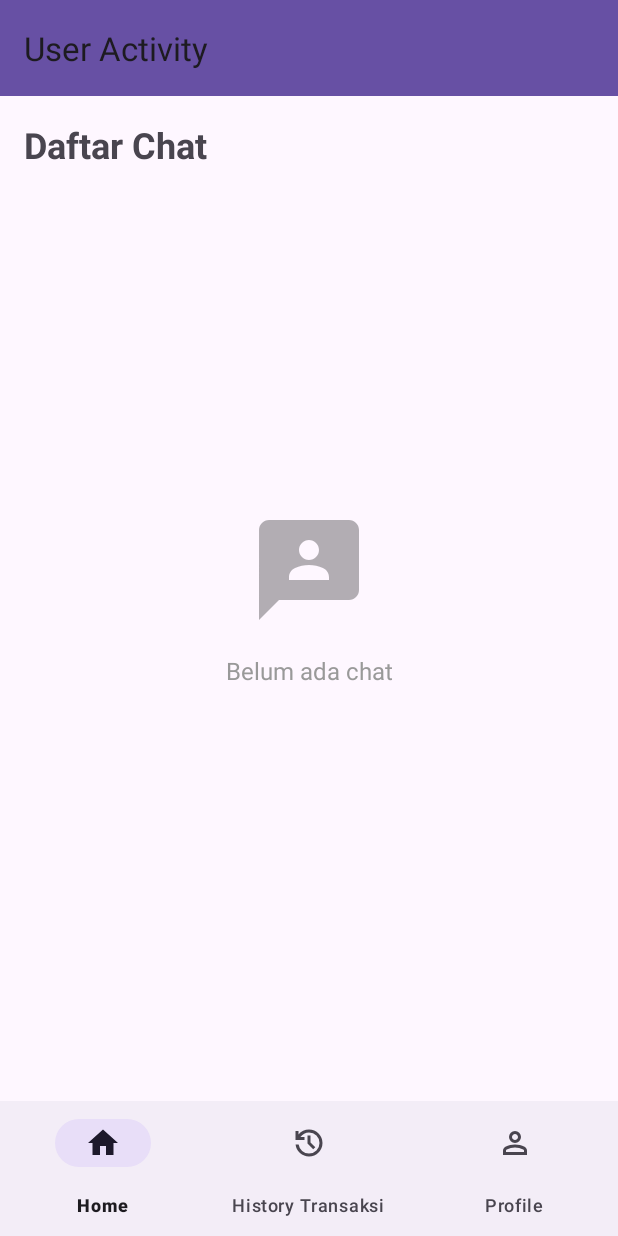
After one commit to valmosee/Rebox, an Android app: the ChatListFragment screen opened through its navigation route, on a phone screen of 412 x 824 dp. The commit adds this screen. Run offline under Robolectric (Android 15) with nearby library versions, the phone set to English and light mode, and no system bars; our stand-ins replace Firebase (no records; nobody signed in at launch, a user with empty details on screens opened directly), navigation-ui; 1 statement that could not run was skipped.

Commit message:
Fixing ChatList

```diff
--- /dev/null
+++ b/app/src/main/java/project/c14230225/c14230235/ChatListAdapter.kt
@@ -0,0 +1,54 @@
+package project.c14230225.c14230235
+
+import android.view.LayoutInflater
+import android.view.View
+import android.view.ViewGroup
+import android.widget.ImageView
+import android.widget.TextView
+import androidx.recyclerview.widget.RecyclerView
+import java.text.SimpleDateFormat
+import java.util.*
+
+class ChatListAdapter(
+    private val chatList: MutableList<ChatList>,
+    private val onChatClick: (ChatList) -> Unit
+) : RecyclerView.Adapter<ChatListAdapter.ChatListViewHolder>() {
+
+    override fun onCreateViewHolder(parent: ViewGroup, viewType: Int): ChatListViewHolder {
+        val view = LayoutInflater.from(parent.context)
+            .inflate(R.layout.chat_list_item, parent, false)
+        return ChatListViewHolder(view)
+    }
+
+    override fun onBindViewHolder(holder: ChatListViewHolder, position: Int) {
+        val chatItem = chatList[position]
+
+        holder.tvUserEmail.text = chatItem.otherUserEmail
+        holder.tvLastMessage.text = chatItem.lastMessage
+
+        // Format timestamp
+        chatItem.lastMessageTime?.let { timestamp ->
+            val sdf = SimpleDateFormat("HH:mm", Locale.getDefault())
+            holder.tvTime.text = sdf.format(timestamp.toDate())
+        }
+
+        holder.itemView.setOnClickListener {
+            onChatClick(chatItem)
+        }
+    }
+
+    override fun getItemCount(): Int = chatList.size
+
+    fun updateList(newList: List<ChatList>) {
+        chatList.clear()
+        chatList.addAll(newList)
+        notifyDataSetChanged()
+    }
+
+    class ChatListViewHolder(view: View) : RecyclerView.ViewHolder(view) {
+        val ivUserAvatar: ImageView = view.findViewById(R.id.ivUserAvatar)
+        val tvUserEmail: TextView = view.findViewById(R.id.tvUserEmail)
+        val tvLastMessage: TextView = view.findViewById(R.id.tvLastMessage)
+        val tvTime: TextView = view.findViewById(R.id.tvTime)
+    }
+}
--- /dev/null
+++ b/app/src/main/java/project/c14230225/c14230235/ChatListFragment.kt
@@ -0,0 +1,134 @@
+package project.c14230225.c14230235
+
+import android.os.Bundle
+import android.util.Log
+import android.view.LayoutInflater
+import android.view.View
+import android.view.ViewGroup
+import android.widget.LinearLayout
+import androidx.fragment.app.Fragment
+import androidx.navigation.fragment.findNavController
+import androidx.recyclerview.widget.LinearLayoutManager
+import androidx.recyclerview.widget.RecyclerView
+import com.google.firebase.firestore.FirebaseFirestore
+import com.google.firebase.firestore.Query
+
+class ChatListFragment : Fragment() {
+
+    private lateinit var recyclerView: RecyclerView
+    private lateinit var adapter: ChatListAdapter
+    private var emptyStateLayout: LinearLayout? = null  // ✅ Ubah jadi nullable
+    private val chatListItems = mutableListOf<ChatList>()
+    private val db = FirebaseFirestore.getInstance()
+    private var currentUserEmail: String = ""
+
+    override fun onCreateView(
+        inflater: LayoutInflater,
+        container: ViewGroup?,
+        savedInstanceState: Bundle?
+    ): View? {
+        return inflater.inflate(R.layout.fragment_chat_list, container, false)
+    }
+
+    override fun onViewCreated(view: View, savedInstanceState: Bundle?) {
+        super.onViewCreated(view, savedInstanceState)
+
+        currentUserEmail = MainActivity._UserSession.email
+
+        recyclerView = view.findViewById(R.id.rvChatList)
+        emptyStateLayout = view.findViewById(R.id.tvEmptyState)
+
+        if (emptyStateLayout == null) {
+            Log.w("ChatListFragment", "⚠️ Empty state layout not found in XML")
+        }
+
+        adapter = ChatListAdapter(chatListItems) { chatItem ->
+            // Navigate to chat fragment
+            val bundle = Bundle().apply {
+                putString("user2", chatItem.otherUserEmail)
+            }
+            findNavController().navigate(R.id.action_chatListFragment_to_chattingFragment, bundle)
+        }
+
+        recyclerView.layoutManager = LinearLayoutManager(requireContext())
+        recyclerView.adapter = adapter
+
+        loadChatList()
+    }
+
+    private fun loadChatList() {
+        Log.d("ChatListFragment", "Loading chats for: $currentUserEmail")
+
+        db.collection("chatting")
+            .orderBy("tanggal", Query.Direction.DESCENDING)
+            .addSnapshotListener { result, error ->
+                if (error != null) {
+                    Log.e("ChatListFragment", "Error loading chats", error)
+                    showEmptyState(true)
+                    return@addSnapshotListener
+                }
+
+                val channelMap = mutableMapOf<String, ChatList>()
+
+                result?.forEach { doc ->
+                    try {
+                        val chat = doc.toObject(Chat::class.java)
+
+                        // Skip if user2 is null or empty
+                        if (chat.user2.isNullOrEmpty() || chat.user1.isNullOrEmpty()) {
+                            Log.d("ChatListFragment", "⚠️ Skipping chat with null/empty users")
+                            return@forEach
+                        }
+
+                        Log.d("ChatListFragment", "Processing chat: user1=${chat.user1}, user2=${chat.user2}, channel=${chat.channelname}")
+
+                        // Check if current user is involved in this chat
+                        val isUser1 = chat.user1 == currentUserEmail
+                        val isUser2 = chat.user2 == currentUserEmail
+
+                        if (isUser1 || isUser2) {
+                            // Determine who is the other user
+                            val otherUser = if (isUser1) {
+                                chat.user2
+                            } else {
+                                chat.user1
+                            }
+
+                            Log.d("ChatListFragment", "✅ Match found! Other user: $otherUser")
+
+                            // Only keep the latest message per channel
+                            if (!channelMap.containsKey(chat.channelname)) {
+                                channelMap[chat.channelname] = ChatList(
+                                    channelname = chat.channelname,
+                                    otherUserEmail = otherUser ?: "",
+                                    lastMessage = chat.teks,
+                                    lastMessageTime = chat.tanggal
+                                )
+                            }
+                        } else {
+                            Log.d("ChatListFragment", "❌ Not a match for current user")
+                        }
+                    } catch (e: Exception) {
+                        Log.e("ChatListFragment", "Error processing document: ${doc.id}", e)
+                    }
+                }
+
+                Log.d("ChatListFragment", "Total unique channels found: ${channelMap.size}")
+
+                chatListItems.clear()
+                chatListItems.addAll(
+                    channelMap.values
+                        .filter { it.otherUserEmail.isNotEmpty() }
+                        .sortedByDescending { it.lastMessageTime }
+                )
+                adapter.updateList(chatListItems)
+
+                showEmptyState(chatListItems.isEmpty())
+            }
+    }
+
+    private fun showEmptyState(show: Boolean) {
+        emptyStateLayout?.visibility = if (show) View.VISIBLE else View.GONE
+        recyclerView.visibility = if (show) View.GONE else View.VISIBLE
+    }
+}
--- a/app/src/main/java/project/c14230225/c14230235/DetailProductFragment.kt
+++ b/app/src/main/java/project/c14230225/c14230235/DetailProductFragment.kt
@@ -53,10 +53,10 @@ class DetailProductFragment : Fragment() {
 
         // Setup Buttons
         binding.btnChat.setOnClickListener {
-            val sellerUsername = productDetail?.username
-            if (!sellerUsername.isNullOrEmpty()) {
+            val sellerEmail = productDetail?.sellerEmail
+            if (!sellerEmail.isNullOrEmpty()) {
                 val bundle = Bundle().apply {
-                    putString("user2", sellerUsername)
+                    putString("user2", sellerEmail)
                 }
                 findNavController().navigate(R.id.action_detailProductFragment_to_chattingFragment, bundle)
             } else {
--- /dev/null
+++ b/app/src/main/res/layout/fragment_chat_list.xml
@@ -0,0 +1,56 @@
+<?xml version="1.0" encoding="utf-8"?>
+<androidx.constraintlayout.widget.ConstraintLayout xmlns:android="http://schemas.android.com/apk/res/android"
+    xmlns:app="http://schemas.android.com/apk/res-auto"
+    xmlns:tools="http://schemas.android.com/tools"
+    android:layout_width="match_parent"
+    android:layout_height="match_parent">
+
+    <TextView
+        android:id="@+id/tvTitle"
+        android:layout_width="wrap_content"
+        android:layout_height="wrap_content"
+        android:layout_margin="16dp"
+        android:text="Daftar Chat"
+        android:textSize="24sp"
+        android:textStyle="bold"
+        app:layout_constraintStart_toStartOf="parent"
+        app:layout_constraintTop_toTopOf="parent" />
+
+    <androidx.recyclerview.widget.RecyclerView
+        android:id="@+id/rvChatList"
+        android:layout_width="0dp"
+        android:layout_height="0dp"
+        android:layout_marginTop="8dp"
+        app:layout_constraintBottom_toBottomOf="parent"
+        app:layout_constraintEnd_toEndOf="parent"
+        app:layout_constraintStart_toStartOf="parent"
+        app:layout_constraintTop_toBottomOf="@+id/tvTitle" />
+
+    <LinearLayout
+        android:id="@+id/tvEmptyState"
+        android:layout_width="wrap_content"
+        android:layout_height="wrap_content"
+        android:orientation="vertical"
+        android:gravity="center"
+        android:visibility="gone"
+        app:layout_constraintBottom_toBottomOf="parent"
+        app:layout_constraintEnd_toEndOf="parent"
+        app:layout_constraintStart_toStartOf="parent"
+        app:layout_constraintTop_toTopOf="parent">
+
+        <ImageView
+            android:layout_width="80dp"
+            android:layout_height="80dp"
+            android:alpha="0.3"
+            android:src="@drawable/icon_chat" />
+
+        <TextView
+            android:layout_width="wrap_content"
+            android:layout_height="wrap_content"
+            android:layout_marginTop="16dp"
+            android:text="Belum ada chat"
+            android:textColor="#999999"
+            android:textSize="16sp" />
+    </LinearLayout>
+
+</androidx.constraintlayout.widget.ConstraintLayout>
--- a/app/src/main/res/navigation/usernav.xml
+++ b/app/src/main/res/navigation/usernav.xml
@@ -105,6 +105,17 @@
         <action
             android:id="@+id/action_storeHomeFragment_to_deletedFragment"
             app:destination="@id/deletedFragment" />
+        <action
+            android:id="@+id/action_storeHomeFragment_to_chatListFragment"
+            app:destination="@id/chatListFragment" />
+        <fragment
+            android:id="@+id/chatListFragment"
+            android:name="project.c14230225.c14230235.ChatListFragment"
+            android:label="Daftar Chat" />
+
+        <action
+            android:id="@+id/action_chatListFragment_to_chattingFragment"
+            app:destination="@id/chattingFragment" />
     </fragment>
     <fragment
         android:id="@+id/changePasswordFragment"
@@ -133,4 +144,8 @@
         android:name="project.c14230225.c14230235.DeletedFragment"
         android:label="fragment_deleted"
         tools:layout="@layout/fragment_deleted" />
+    <fragment
+        android:id="@+id/chatListFragment"
+        android:name="project.c14230225.c14230235.ChatListFragment"
+        android:label="ChatListFragment" />
 </navigation>
```
Also changed, not shown: app/src/main/java/project/c14230225/c14230235/Chat.kt (+27 -8 lines), app/src/main/java/project/c14230225/c14230235/ChatList.kt (added, +11 -0 lines), app/src/main/res/layout/chat_list_item.xml (added, +61 -0 lines), app/src/main/res/layout/fragment_store.xml (+14 -5 lines).
